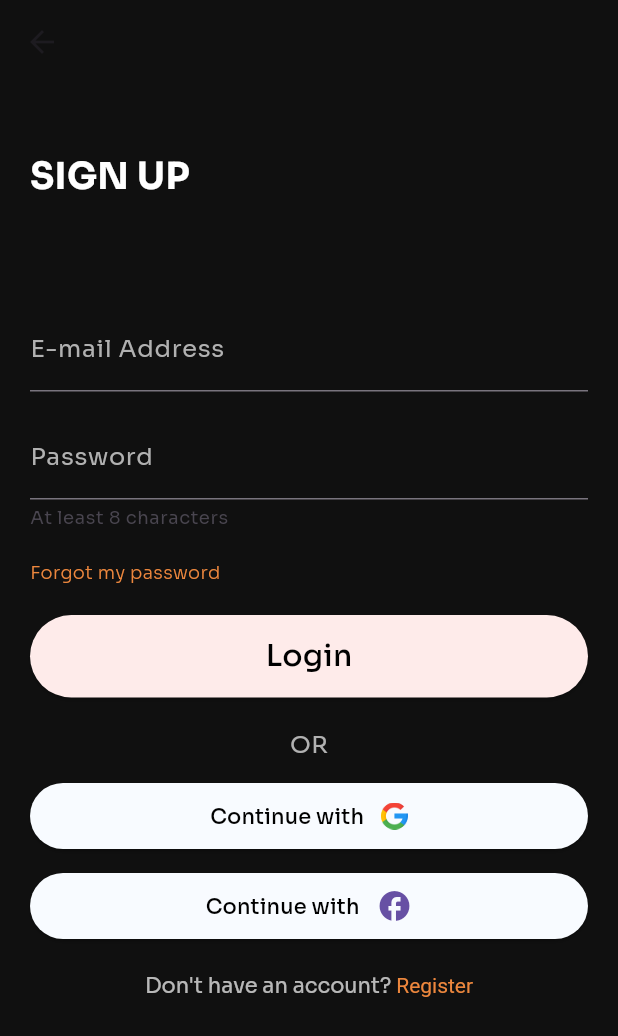
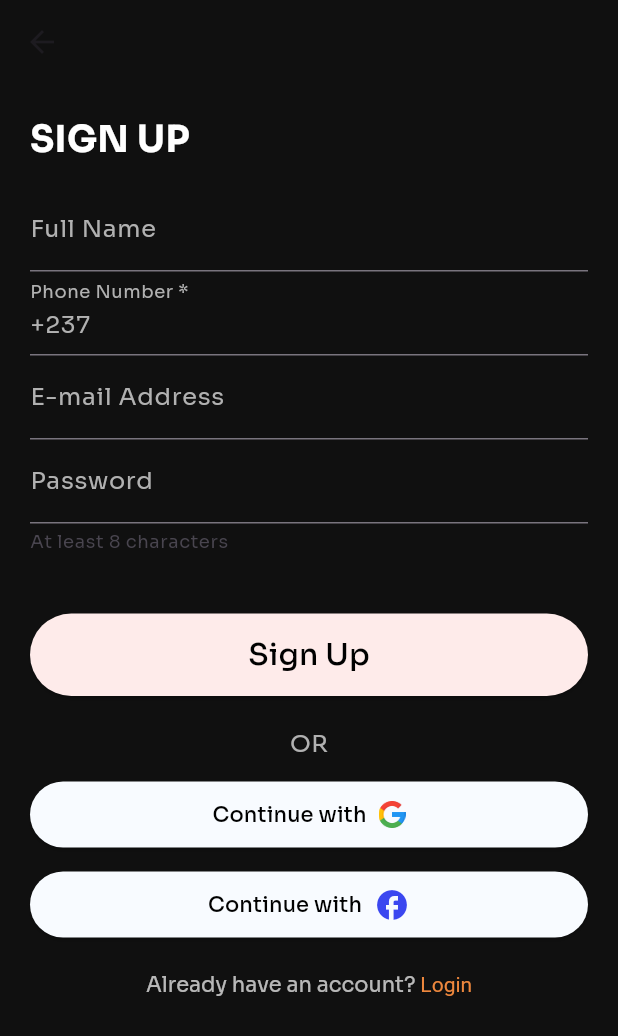
Before and after one commit to Serge-NSN/findam, a Flutter app: the SignUpScreen screen opened directly, on a phone screen of 412 x 824 dp. Shown: the top 1036 px of the screen. Run offline on Flutter 3.47's test engine with Material 3 defaults, Android fonts, the phone set to English and light mode, and no system bars; our stand-ins replace animated_splash_screen, page_transition.

Commit message:
create SignUp screen UI

```diff
--- a/lib/sign_up_screen.dart
+++ b/lib/sign_up_screen.dart
@@ -1,9 +1,39 @@
 import 'package:findam/sign_in_screen.dart';
 import 'package:flutter/material.dart';
 import 'package:flutter/gestures.dart';
+import 'package:flutter/services.dart';
 
-class SignUpScreen extends StatelessWidget {
+class SignUpScreen extends StatefulWidget {
   const SignUpScreen({super.key});
+
+  @override
+  SignUpScreenState createState() => SignUpScreenState();
+}
+
+class SignUpScreenState extends State<SignUpScreen> {
+  final TextEditingController phoneController =
+      TextEditingController(text: '+237');
+  final FocusNode phoneFocusNode = FocusNode();
+
+  @override
+  void initState() {
+    super.initState();
+    phoneFocusNode.addListener(() {
+      if (phoneFocusNode.hasFocus && !phoneController.text.startsWith('+237')) {
+        phoneController.text = '+237';
+        phoneController.selection = TextSelection.fromPosition(
+          TextPosition(offset: phoneController.text.length),
+        );
+      }
+    });
+  }
+
+  @override
+  void dispose() {
+    phoneController.dispose();
+    phoneFocusNode.dispose();
+    super.dispose();
+  }
 
   @override
   Widget build(BuildContext context) {
@@ -18,7 +48,6 @@ class SignUpScreen extends StatelessWidget {
           mainAxisAlignment: MainAxisAlignment.center,
           crossAxisAlignment: CrossAxisAlignment.center,
           children: [
-            const SizedBox(height: 25),
             const Align(
               alignment: Alignment.topLeft,
               child: Text(
@@ -31,7 +60,7 @@ class SignUpScreen extends StatelessWidget {
               ),
             ),
             MediaQuery.of(context).viewInsets.bottom > 0
-                ? const SizedBox(height: 8) // add gap when keyboard is present
+                ? const SizedBox(height: 8)
                 : const SizedBox(height: 0),
             Expanded(
               child: SingleChildScrollView(
@@ -40,10 +69,53 @@ class SignUpScreen extends StatelessWidget {
                   crossAxisAlignment: CrossAxisAlignment.start,
                   children: [
                     MediaQuery.of(context).viewInsets.bottom > 0
-                        ? const SizedBox(
-                            height:
-                                15) // Reduce the SizedBox when keyboard is present
-                        : const SizedBox(height: 70),
+                        ? const SizedBox(height: 8)
+                        : const SizedBox(height: 15),
+                    const TextField(
+                      cursorColor: Color.fromARGB(192, 255, 255, 255),
+                      decoration: InputDecoration(
+                        labelText: 'Full Name',
+                        labelStyle: TextStyle(
+                          color: Color(0xFFB1B1B1),
+                        ),
+                      ),
+                      style: TextStyle(color: Color(0xFFB1B1B1)),
+                      textCapitalization: TextCapitalization.characters,
+                    ),
+                    TextFormField(
+                      controller: phoneController,
+                      focusNode: phoneFocusNode,
+                      cursorColor: const Color.fromARGB(192, 255, 255, 255),
+                      decoration: const InputDecoration(
+                        labelText:
+                            'Phone Number *', // Add an asterisk to indicate it's required
+                        labelStyle: TextStyle(
+                          color: Color(0xFFB1B1B1),
+                        ),
+                      ),
+                      style: const TextStyle(color: Color(0xFFB1B1B1)),
+                      keyboardType: TextInputType.phone,
+                      inputFormatters: [
+                        LengthLimitingTextInputFormatter(13),
+                        FilteringTextInputFormatter.allow(RegExp(r'[\d+]')),
+                      ],
+                      validator: (value) {
+                        if (value!.length <= 13) {
+                          return 'Please enter a phone number';
+                        }
+                        // You can add additional validation logic here if needed.
+                        return null; // Return null if validation passes.
+                      },
+                      onChanged: (value) {
+                        if (!value.startsWith('+237')) {
+                          phoneController.text = '+237';
+                          phoneController.selection =
+                              TextSelection.fromPosition(
+                            TextPosition(offset: phoneController.text.length),
+                          );
+                        }
+                      },
+                    ),
                     const TextField(
                       cursorColor: Color.fromARGB(192, 255, 255, 255),
                       decoration: InputDecoration(
@@ -54,11 +126,9 @@ class SignUpScreen extends StatelessWidget {
                       ),
                       style: TextStyle(color: Color(0xFFB1B1B1)),
                     ),
-                    const SizedBox(height: 16),
                     const TextField(
                       cursorColor: Color.fromARGB(192, 255, 255, 255),
                       obscureText: true,
-                      // obscuringCharacter: '*',
                       decoration: InputDecoration(
                         labelText: 'Password',
                         labelStyle: TextStyle(
@@ -69,11 +139,6 @@ class SignUpScreen extends StatelessWidget {
                       style: TextStyle(color: Color(0xFFB1B1B1)),
                     ),
                     const SizedBox(height: 20),
-                    const Text('Forgot my password',
-                        style: TextStyle(
-                            color: Color(0xFFED873D),
-                            fontSize: 12,
-                            fontWeight: FontWeight.w200)),
                     const SizedBox(height: 20),
                     SizedBox(
                       width: double.infinity,
@@ -85,7 +150,7 @@ class SignUpScreen extends StatelessWidget {
                                 const Color.fromRGBO(254, 235, 234, 1))),
                         onPressed: () {},
                         child: const Text(
-                          'Login',
+                          'Sign Up',
                           style: TextStyle(
                               fontWeight: FontWeight.w500,
                               color: Colors.black,
@@ -106,7 +171,7 @@ class SignUpScreen extends StatelessWidget {
                       width: double.infinity,
                       child: ElevatedButton.icon(
                         icon: const Text(
-                          'Continue with ',
+                          'Continue with',
                           style: TextStyle(color: Colors.black),
                         ),
                         label: Image.asset('assets/img/google-logo.png',
@@ -118,9 +183,7 @@ class SignUpScreen extends StatelessWidget {
                             const Color.fromRGBO(248, 251, 255, 1),
                           ),
                         ),
-                        onPressed: () {
-                          // onPressed code
-                        },
+                        onPressed: () {},
                       ),
                     ),
                     const SizedBox(height: 12),
@@ -128,12 +191,13 @@ class SignUpScreen extends StatelessWidget {
                       width: double.infinity,
                       child: ElevatedButton.icon(
                         icon: const Text(
-                          'Continue with ',
+                          'Continue with',
                           style: TextStyle(color: Colors.black),
                         ),
                         label: const Icon(
                           Icons.facebook,
                           size: 24,
+                          color: Color.fromARGB(221, 30, 43, 238),
                         ),
                         style: ButtonStyle(
                           padding: MaterialStateProperty.all(
@@ -142,26 +206,22 @@ class SignUpScreen extends StatelessWidget {
                             const Color.fromRGBO(248, 251, 255, 1),
                           ),
                         ),
-                        onPressed: () {
-                          // Your onPressed code
-                        },
+                        onPressed: () {},
                       ),
                     ),
-                    SizedBox(height: 20),
+                    const SizedBox(height: 20),
                     Center(
                       child: RichText(
                         text: TextSpan(
-                          style: TextStyle(
-                              fontFamily: 'Sora',
-                              color: Colors
-                                  .white70), // Default text style for other text
+                          style: const TextStyle(
+                              fontFamily: 'Sora', color: Colors.white70),
                           children: <TextSpan>[
-                            TextSpan(text: "Don't have an account? "),
+                            const TextSpan(text: "Already have an account? "),
                             TextSpan(
-                              text: 'Register',
-                              style: TextStyle(
+                              text: 'Login',
+                              style: const TextStyle(
                                 color: Color(0xFFED873D),
-                              ), // Orange text style for 'Register'
+                              ),
                               recognizer: TapGestureRecognizer()
                                 ..onTap = () {
                                   Navigator.push(
@@ -175,7 +235,7 @@ class SignUpScreen extends StatelessWidget {
                           ],
                         ),
                       ),
-                    )
+                    ),
                   ],
                 ),
               ),
```
Also changed, not shown: lib/sign_in_screen.dart (+7 -9 lines).
